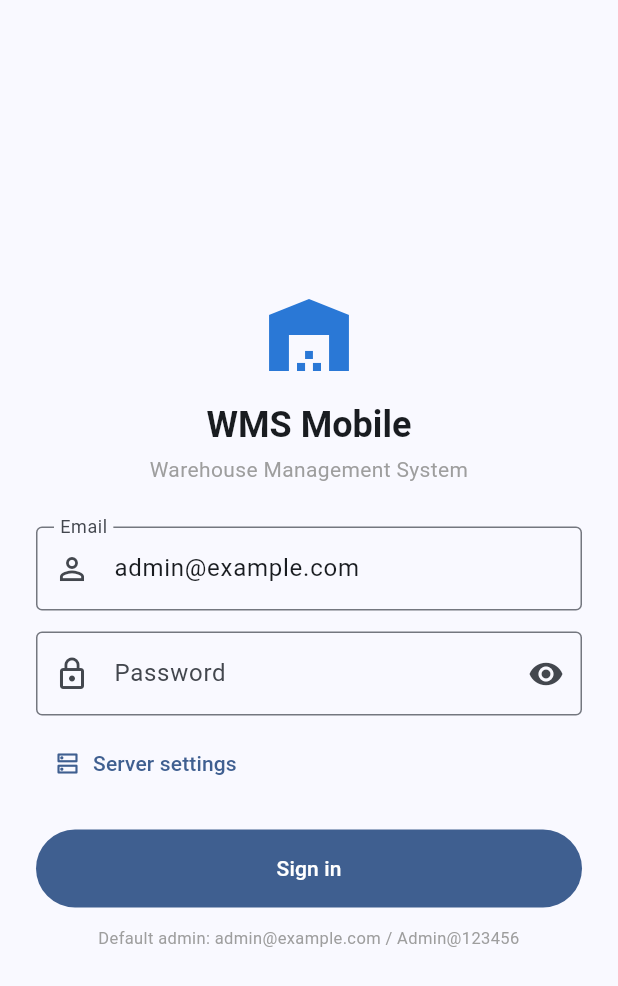
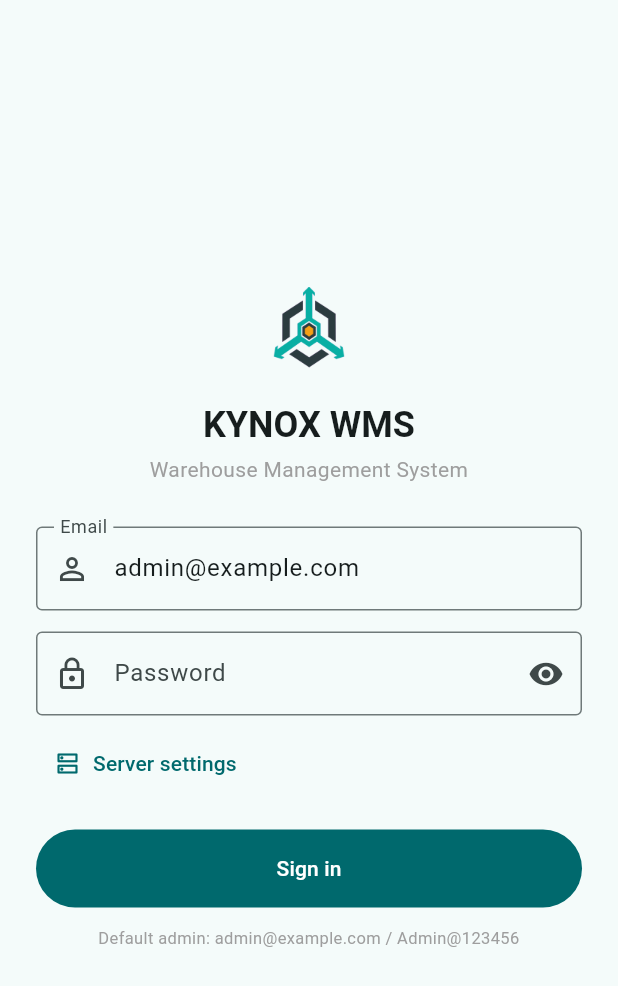
Before and after one commit to Islamce/WMS, a Flutter app: the screen it shows after launch, on a phone screen of 412 x 824 dp. Shown: the top 986 px of the screen. Run offline on Flutter 3.47's test engine with Material 3 defaults, Android fonts, the phone set to English and light mode, and no system bars; our stand-ins replace firebase_core, firebase_messaging, flutter_local_notifications, open_filex, shared_preferences; missing offline and left inert: mobile_scanner; accounts and stored records are empty.

Commit message:
Mobile: align Flutter theme seed and login branding with KYNOX web
- main.dart: Material3 color seed changed from generic blue (#2a78d6)
  to the real KYNOX teal (#31c3c9), matching public/css/kynox-v2.css
  --primary. Cascades through ColorScheme.fromSeed to every button/
  accent across all screens automatically.
- login_screen.dart: replaced the generic warehouse icon with the real
  KYNOX hexagon mark and updated the wordmark to "KYNOX WMS".
- pubspec.yaml: registered assets/brand/kynox_mark.png.

No screen logic, navigation, or API calls touched.

```diff
--- a/wms flutter application/lib/main.dart
+++ b/wms flutter application/lib/main.dart
@@ -30,7 +30,7 @@ class WmsApp extends StatelessWidget {
 
   @override
   Widget build(BuildContext context) {
-    const seed = Color(0xFF2a78d6);
+    const seed = Color(0xFF31c3c9); // KYNOX brand teal (matches web public/css/kynox-v2.css --primary)
     return SessionScope(
       session: session,
       // Rebuild MaterialApp when the session's theme/language change, so the
--- a/wms flutter application/lib/screens/login_screen.dart
+++ b/wms flutter application/lib/screens/login_screen.dart
@@ -55,9 +55,9 @@ class _LoginScreenState extends State<LoginScreen> {
               mainAxisSize: MainAxisSize.min,
               crossAxisAlignment: CrossAxisAlignment.stretch,
               children: [
-                const Icon(Icons.warehouse, size: 64, color: Color(0xFF2a78d6)),
+                Image.asset('assets/brand/kynox_mark.png', width: 64, height: 64),
                 const SizedBox(height: 12),
-                Text('WMS Mobile',
+                Text('KYNOX WMS',
                     textAlign: TextAlign.center,
                     style: Theme.of(context).textTheme.headlineSmall
                         ?.copyWith(fontWeight: FontWeight.bold)),
--- a/wms flutter application/pubspec.yaml
+++ b/wms flutter application/pubspec.yaml
@@ -35,3 +35,5 @@ dev_dependencies:
 
 flutter:
   uses-material-design: true
+  assets:
+    - assets/brand/kynox_mark.png
```
Also changed, not shown: wms flutter application/assets/brand/kynox_mark.png (added).
